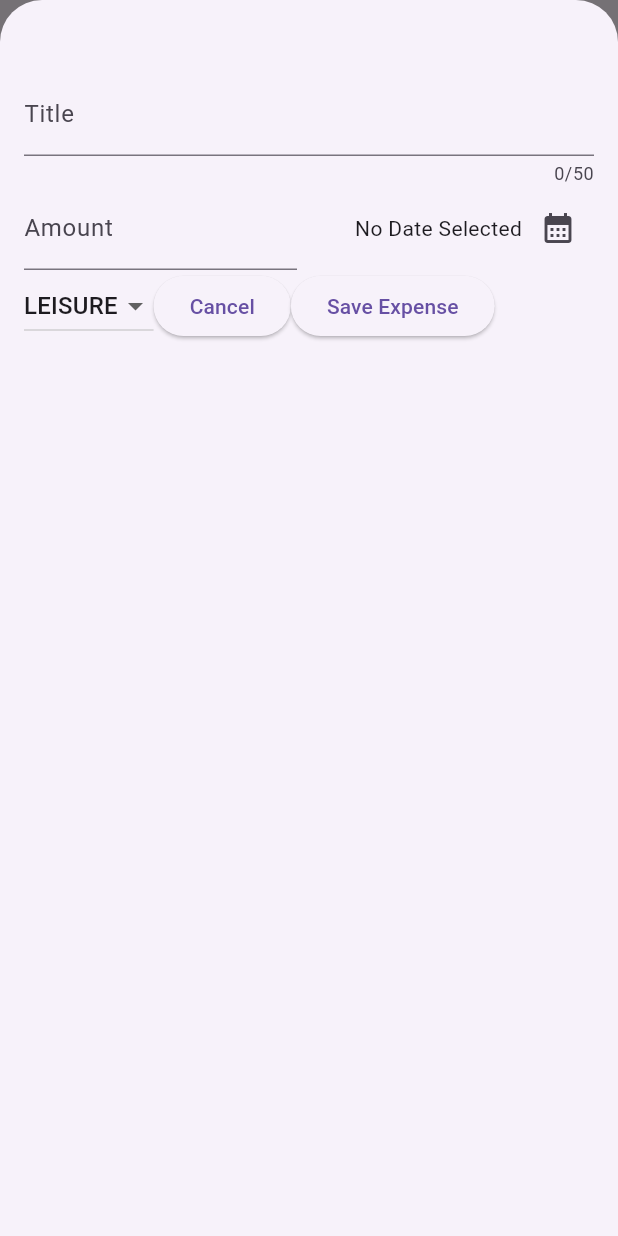
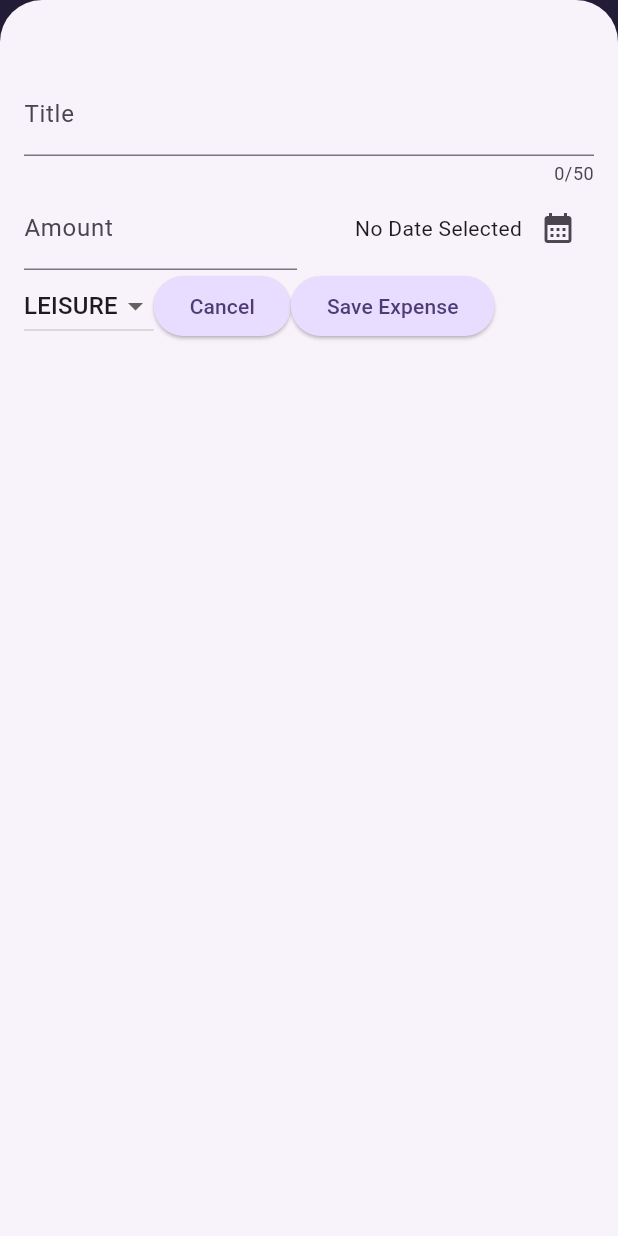
Before and after one commit to EnZo-Z21/ITEC-315, a Flutter app: the screen it shows after launch, after a tap on the "add" icon, on a phone screen of 412 x 824 dp. Run offline on Flutter 3.47's test engine with Material 3 defaults, Android fonts, the phone set to English and light mode, and no system bars; our stand-ins replace google_fonts.

Commit message:
Started theming

```diff
--- a/expense_tracker_sp26/lib/main.dart
+++ b/expense_tracker_sp26/lib/main.dart
@@ -1,8 +1,34 @@
 import 'package:expense_tracker_sp26/widgets/expenses.dart';
 import 'package:flutter/material.dart';
 
+var kColorScheme = ColorScheme.fromSeed(seedColor: const Color.fromARGB(255, 96, 59, 181));
+
 void main() {
-  runApp(const MaterialApp(
+  runApp( MaterialApp(
+    theme: ThemeData(
+      textTheme: ThemeData().textTheme.copyWith(
+        titleLarge: TextStyle(
+          fontWeight: FontWeight.normal,
+          fontSize: 20,
+          color: kColorScheme.onSecondaryContainer
+        )
+      ),
+      colorScheme: kColorScheme,
+      appBarTheme: AppBarTheme(
+        backgroundColor: kColorScheme.onPrimaryContainer,
+        foregroundColor: kColorScheme.primaryContainer,
+        ),
+        cardTheme: CardThemeData(
+          color: kColorScheme.secondaryContainer,
+          margin: const EdgeInsets.symmetric(horizontal: 16, vertical: 8)
+        ),
+        elevatedButtonTheme: ElevatedButtonThemeData(
+          style: ElevatedButton.styleFrom(
+            backgroundColor: kColorScheme.primaryContainer,
+            foregroundColor: kColorScheme.onPrimaryContainer
+          )
+        )
+    ),
     home: Expenses()
   ));
 }
--- a/expense_tracker_sp26/lib/widgets/expenses.dart
+++ b/expense_tracker_sp26/lib/widgets/expenses.dart
@@ -26,9 +26,23 @@ class _ExpensesState extends State<Expenses> {
   }
 
   void _removeExpense(Expense expense){
+    final expenseIndex = _registeredExpenses.indexOf(expense);
     setState(() {
       _registeredExpenses.remove(expense);
     });
+    ScaffoldMessenger.of(context).clearSnackBars();
+    ScaffoldMessenger.of(context).showSnackBar(
+      SnackBar(
+        duration: Duration(seconds: 5),
+        content: Text('Expense deleted.'),
+        action: SnackBarAction(label: 'Undo', onPressed: (){
+          setState(() {
+            _registeredExpenses.insert(expenseIndex, expense);
+          });
+        }
+        ),
+      )
+    );
   }
 
   final List<Expense> _registeredExpenses = [
@@ -38,6 +52,16 @@ class _ExpensesState extends State<Expenses> {
   ];
   @override
   Widget build(BuildContext context) {
+    Widget mainContent = const Center(
+      child: Text('No expenses found, click the plus button to add some!'),
+    );
+    if(_registeredExpenses.isNotEmpty){
+      mainContent = ExpensesList(
+        expenses: _registeredExpenses,
+        onRemoveExpense: _removeExpense
+        );
+    }
+
     return Scaffold(
       appBar: AppBar(
         title: const Text('Expense Tracker'),
@@ -51,9 +75,8 @@ class _ExpensesState extends State<Expenses> {
         children: [
           Text('Chart Goes Here'),
           Expanded(
-            child: ExpensesList(
-              onRemoveExpense: _removeExpense,
-              expenses: _registeredExpenses)),
+            child: mainContent
+            ),
         ],
       ),
     );
--- a/expense_tracker_sp26/lib/widgets/expenses_list/expense_item.dart
+++ b/expense_tracker_sp26/lib/widgets/expenses_list/expense_item.dart
@@ -14,8 +14,9 @@ class ExpenseItem extends StatelessWidget {
           vertical: 16
         ),
         child: Column(
+          crossAxisAlignment: CrossAxisAlignment.start,
           children: [
-            Text(expense.title),
+            Text(expense.title, style: Theme.of(context).textTheme.titleLarge),
              const SizedBox(height: 4),
             Row(
               children: [
```
